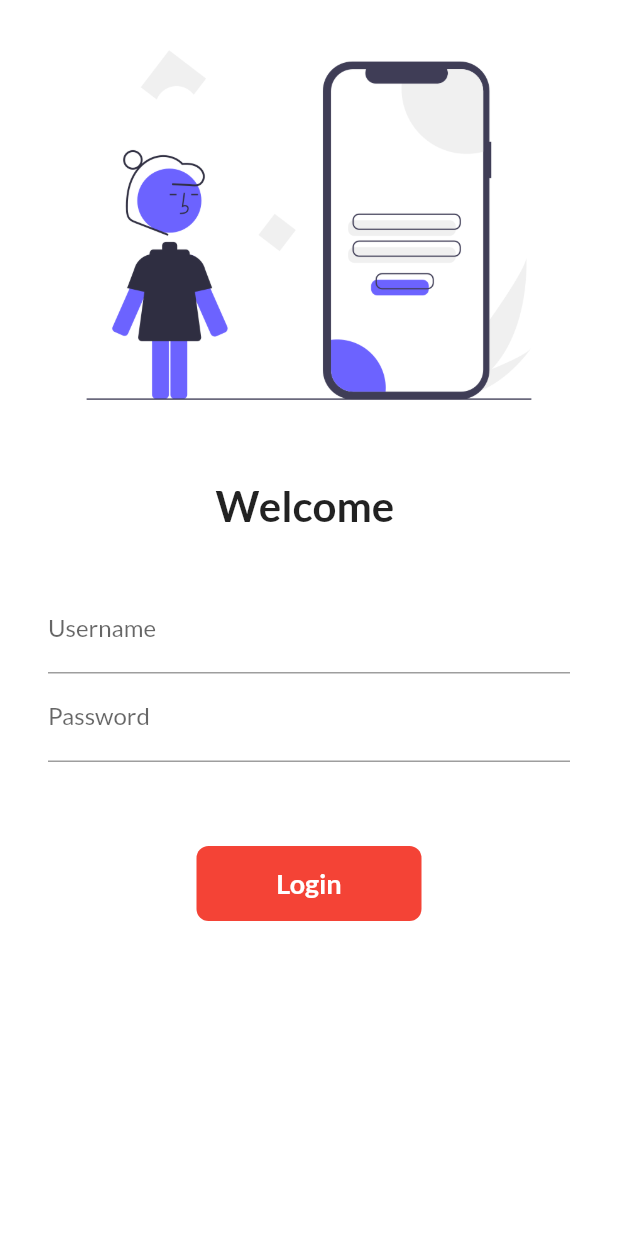
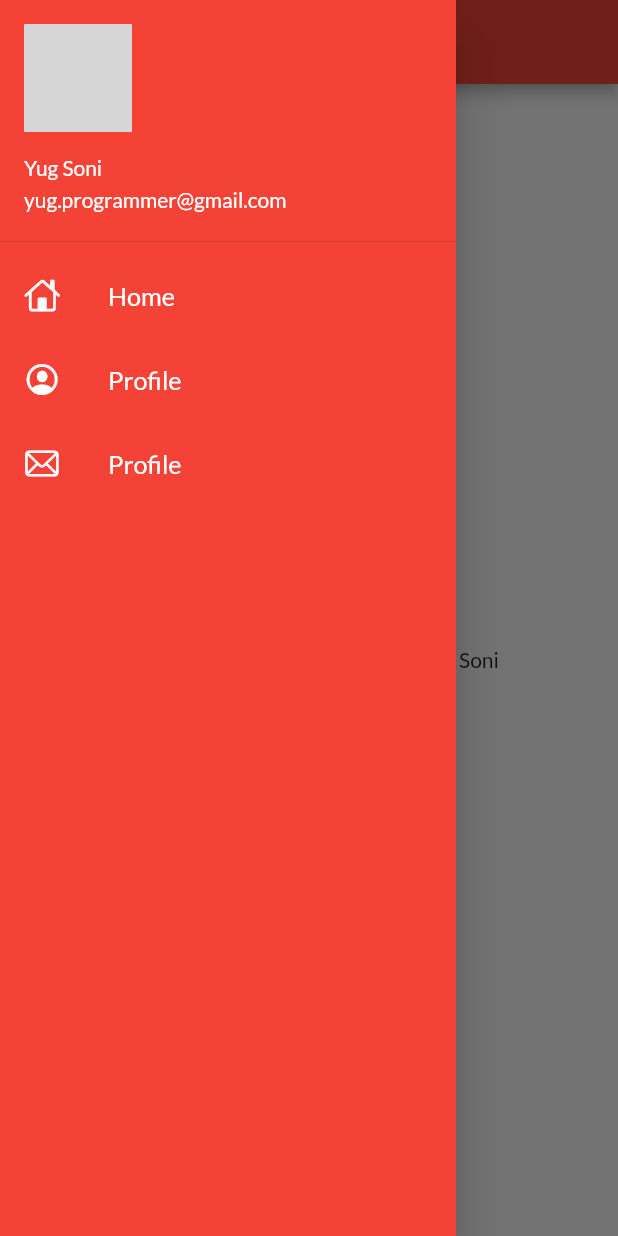
Before and after one commit to yugsoni/FlutterDemo, a Flutter app: the screen it shows after launch, with the side drawer open (before the commit the screen has no drawer), on a phone screen of 412 x 824 dp. Run offline on Flutter 3.47's test engine with Material 2 defaults, Android fonts, the phone set to English and light mode, and no system bars; our stand-ins replace google_fonts; network calls fail; grey boxes are pictures that could not be loaded.

Commit message:
Day8 completed

```diff
--- a/lib/main.dart
+++ b/lib/main.dart
@@ -24,7 +24,7 @@ class MyApp extends StatelessWidget {
       darkTheme: ThemeData(
         brightness: Brightness.dark,
       ),
-      initialRoute: "/",
+      initialRoute: MyRoutes.homeRoute,
       routes: {
         "/": (context) => LoginPage(),
         MyRoutes.homeRoute: (context) => HomePage(),
--- a/lib/pages/home_page.dart
+++ b/lib/pages/home_page.dart
@@ -1,4 +1,5 @@
 import 'package:flutter/material.dart';
+import 'package:flutter_catalog/widgets/drawer.dart';
 // ignore_for_file: prefer_const_constructors
 
 class HomePage extends StatelessWidget {
@@ -15,7 +16,9 @@ class HomePage extends StatelessWidget {
           child: Text("Welcome to $days days of flutter by $name"),
         ),
       ),
-      drawer: Drawer(),
+      drawer: MyDrawer(
+
+      ),
     );
   }
 }
--- /dev/null
+++ b/lib/widgets/drawer.dart
@@ -0,0 +1,67 @@
+import 'package:flutter/cupertino.dart';
+import 'package:flutter/material.dart';
+
+class MyDrawer extends StatelessWidget {
+  @override
+  Widget build(BuildContext context) {
+    final imageUrl = "https://impactivetech.com/avatars/yug.jpg";
+    return Drawer(
+      child: Container(
+        color: Colors.red,
+        child: ListView(
+          children: [
+            DrawerHeader(
+              padding: EdgeInsets.zero,
+              child: UserAccountsDrawerHeader(
+                margin: EdgeInsets.zero,
+                accountName: Text("Yug Soni"),
+                accountEmail: Text("yug.programmer@gmail.com"),
+                currentAccountPicture:
+                    CircleAvatar(backgroundImage: NetworkImage(imageUrl)),
+              ),
+            ),
+            ListTile(
+              leading: Icon(
+                CupertinoIcons.home,
+                color: Colors.white,
+              ),
+              title: Text(
+                "Home",
+                textScaleFactor: 1.2,
+                style: TextStyle(
+                  color: Colors.white,
+                ),
+              ),
+            ),
+            ListTile(
+              leading: Icon(
+                CupertinoIcons.profile_circled,
+                color: Colors.white,
+              ),
+              title: Text(
+                "Profile",
+                textScaleFactor: 1.2,
+                style: TextStyle(
+                  color: Colors.white,
+                ),
+              ),
+            ),
+            ListTile(
+              leading: Icon(
+                CupertinoIcons.mail,
+                color: Colors.white,
+              ),
+              title: Text(
+                "Profile",
+                textScaleFactor: 1.2,
+                style: TextStyle(
+                  color: Colors.white,
+                ),
+              ),
+            ),
+          ],
+        ),
+      ),
+    );
+  }
+}
```
